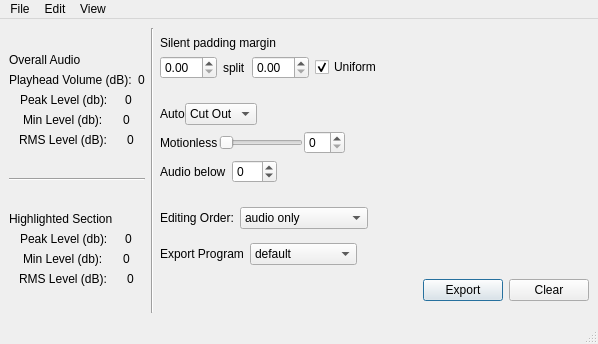
ryoo987/autoeditgui, file gui/gui_v1.ui: the form before one commit.
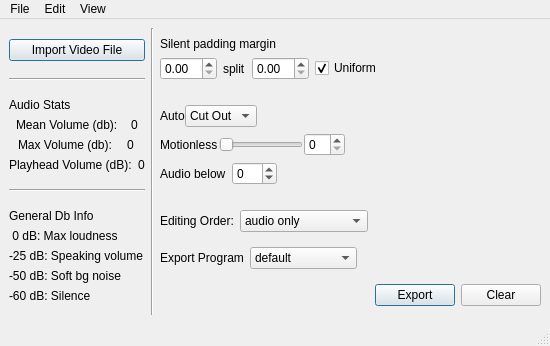
The form after the commit.

Commit message: basic gui w/ffmpeg + autoeditor complete!

```diff
--- a/gui/gui_v1.ui
+++ b/gui/gui_v1.ui
@@ -6,17 +6,34 @@
    <rect>
     <x>0</x>
     <y>0</y>
-    <width>598</width>
-    <height>344</height>
+    <width>550</width>
+    <height>346</height>
    </rect>
   </property>
   <property name="windowTitle">
    <string>MainWindow</string>
   </property>
   <widget class="QWidget" name="centralwidget">
-   <layout class="QHBoxLayout" name="horizontalLayout_15">
+   <layout class="QHBoxLayout" name="horizontalLayout_2">
     <item>
      <layout class="QVBoxLayout" name="verticalLayout_5">
+      <item>
+       <widget class="QPushButton" name="fileInputBtn">
+        <property name="text">
+         <string>Import Video File</string>
+        </property>
+        <property name="default">
+         <bool>true</bool>
+        </property>
+       </widget>
+      </item>
+      <item>
+       <widget class="Line" name="line_3">
+        <property name="orientation">
+         <enum>Qt::Orientation::Horizontal</enum>
+        </property>
+       </widget>
+      </item>
       <item>
        <layout class="QVBoxLayout" name="verticalLayout_4">
         <item>
@@ -28,40 +45,10 @@
            </sizepolicy>
           </property>
           <property name="text">
-           <string>Overall Audio</string>
+           <string>Audio Stats</string>
           </property>
          </widget>
         </item>
-        <item>
-         <layout class="QHBoxLayout" name="horizontalLayout_7">
-          <item>
-           <widget class="QLabel" name="playheadVolumeLabel">
-            <property name="sizePolicy">
-             <sizepolicy hsizetype="Fixed" vsizetype="Fixed">
-              <horstretch>0</horstretch>
-              <verstretch>0</verstretch>
-             </sizepolicy>
-            </property>
-            <property name="text">
-             <string>Playhead Volume (dB):</string>
-            </property>
-           </widget>
-          </item>
-          <item>
-           <widget class="QLabel" name="playhead_DBValue">
-            <property name="sizePolicy">
-             <sizepolicy hsizetype="Fixed" vsizetype="Fixed">
-              <horstretch>0</horstretch>
-              <verstretch>0</verstretch>
-             </sizepolicy>
-            </property>
-            <property name="text">
-             <string>0</string>
-            </property>
-           </widget>
-          </item>
-         </layout>
-        </item>
         <item>
          <layout class="QVBoxLayout" name="verticalLayout_2">
           <item>
@@ -75,7 +62,7 @@
                </sizepolicy>
               </property>
               <property name="text">
-               <string>Peak Level (db):</string>
+               <string>Mean Volume (db):</string>
               </property>
              </widget>
             </item>
@@ -105,7 +92,7 @@
                </sizepolicy>
               </property>
               <property name="text">
-               <string>Min Level (db):</string>
+               <string>Max Volume (db):</string>
               </property>
              </widget>
             </item>
@@ -125,9 +112,9 @@
            </layout>
           </item>
           <item>
-           <layout class="QHBoxLayout" name="horizontalLayout_6">
+           <layout class="QHBoxLayout" name="horizontalLayout">
             <item>
-             <widget class="QLabel" name="rmsLabel">
+             <widget class="QLabel" name="playheadVolumeLabel">
               <property name="sizePolicy">
                <sizepolicy hsizetype="Fixed" vsizetype="Fixed">
                 <horstretch>0</horstretch>
@@ -135,12 +122,12 @@
                </sizepolicy>
               </property>
               <property name="text">
-               <string>RMS Level (dB): </string>
+               <string>Playhead Volume (dB):</string>
               </property>
              </widget>
             </item>
             <item>
-             <widget class="QLabel" name="rms_DBValue">
+             <widget class="QLabel" name="playheadDBValue">
               <property name="sizePolicy">
                <sizepolicy hsizetype="Fixed" vsizetype="Fixed">
                 <horstretch>0</horstretch>
@@ -176,15 +163,13 @@
            </sizepolicy>
           </property>
           <property name="text">
-           <string>Highlighted Section</string>
+           <string>General Db Info</string>
           </property>
          </widget>
         </item>
         <item>
          <layout class="QVBoxLayout" name="verticalLayout">
           <item>
-           <layout class="QHBoxLayout" name="horizontalLayout">
-            <item>
              <widget class="QLabel" name="peakHiLabel">
               <property name="sizePolicy">
                <sizepolicy hsizetype="Fixed" vsizetype="Fixed">
@@ -193,27 +178,10 @@
                </sizepolicy>
               </property>
               <property name="text">
-               <string>Peak Level (db):</string>
+             <string> 0 dB: Max loudness</string>
               </property>
              </widget>
             </item>
-            <item>
-             <widget class="QLabel" name="peak_hi_DBValue">
-              <property name="sizePolicy">
-               <sizepolicy hsizetype="Fixed" vsizetype="Fixed">
-                <horstretch>0</horstretch>
-                <verstretch>0</verstretch>
-               </sizepolicy>
-              </property>
-              <property name="text">
-               <string>0</string>
-              </property>
-             </widget>
-            </item>
-           </layout>
-          </item>
-          <item>
-           <layout class="QHBoxLayout" name="horizontalLayout_2">
             <item>
              <widget class="QLabel" name="minHiLabel">
               <property name="sizePolicy">
@@ -223,12 +191,12 @@
                </sizepolicy>
               </property>
               <property name="text">
-               <string>Min Level (db):</string>
+             <string>-25 dB: Speaking volume</string>
               </property>
              </widget>
             </item>
             <item>
-             <widget class="QLabel" name="min_hi_DBValue">
+           <widget class="QLabel" name="minHiLabel_2">
               <property name="sizePolicy">
                <sizepolicy hsizetype="Fixed" vsizetype="Fixed">
                 <horstretch>0</horstretch>
@@ -236,16 +204,12 @@
                </sizepolicy>
               </property>
               <property name="text">
-               <string>0</string>
+             <string>-50 dB: Soft bg noise</string>
               </property>
              </widget>
             </item>
-           </layout>
-          </item>
           <item>
-           <layout class="QHBoxLayout" name="horizontalLayout_3">
-            <item>
-             <widget class="QLabel" name="rmsHiLabel">
+           <widget class="QLabel" name="minHiLabel_3">
               <property name="sizePolicy">
                <sizepolicy hsizetype="Fixed" vsizetype="Fixed">
                 <horstretch>0</horstretch>
@@ -253,24 +217,9 @@
                </sizepolicy>
               </property>
               <property name="text">
-               <string>RMS Level (dB): </string>
-              </property>
-             </widget>
-            </item>
-            <item>
-             <widget class="QLabel" name="rms_hi_DBValue">
-              <property name="sizePolicy">
-               <sizepolicy hsizetype="Fixed" vsizetype="Fixed">
-                <horstretch>0</horstretch>
-                <verstretch>0</verstretch>
-               </sizepolicy>
-              </property>
-              <property name="text">
-               <string>0</string>
-              </property>
-             </widget>
-            </item>
-           </layout>
+             <string>-60 dB: Silence</string>
+            </property>
+           </widget>
           </item>
          </layout>
         </item>
@@ -760,7 +709,7 @@
     <rect>
      <x>0</x>
      <y>0</y>
-     <width>598</width>
+     <width>550</width>
      <height>33</height>
     </rect>
    </property>
```
Left out of the diff: 12 changed lines with no effect on the pictures. Lines whose indentation alone changed are shown as unchanged. The commit also changes 4 other files.
